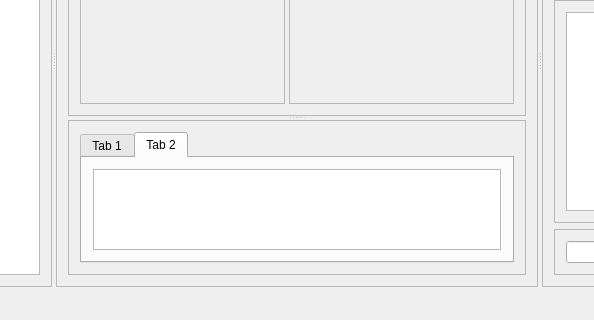
Qt form mviewer.ui (matrixsmaster/MILLA) before a commit; both pictures show x 112 to 706 and y 215 to 535 of the 831 by 535 pixel window.
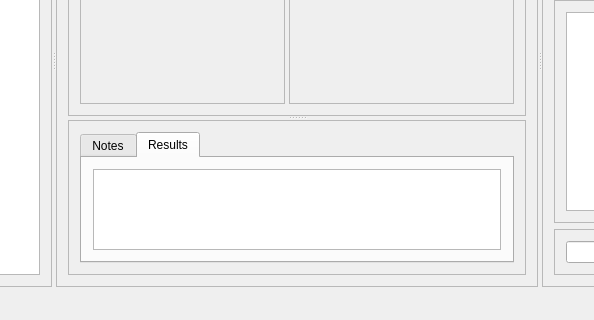
The same form after that commit. The open tabs and pages were chosen to show the change.

Diff of the .ui file:
```diff
--- a/mviewer.ui
+++ b/mviewer.ui
@@ -197,7 +197,7 @@
               </property>
               <widget class="QWidget" name="tab">
                <attribute name="title">
-                <string>Tab 1</string>
+                <string>Notes</string>
                </attribute>
                <layout class="QHBoxLayout" name="horizontalLayout_13">
                 <item>
@@ -207,7 +207,7 @@
               </widget>
               <widget class="QWidget" name="tab_2">
                <attribute name="title">
-                <string>Tab 2</string>
+                <string>Results</string>
                </attribute>
                <layout class="QHBoxLayout" name="horizontalLayout_14">
                 <item>
```
Left out of the diff: 14 changed lines with no effect on the pictures.
